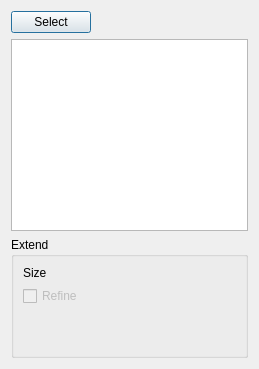
shaise/FreeCAD_SheetMetal, file Resources/panels/SolidCornerReliefPanel.ui: the form before one commit.
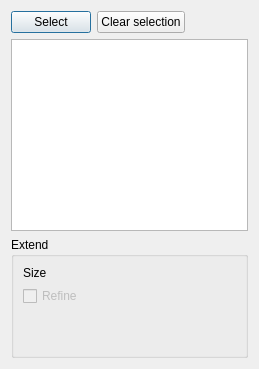
The form after the commit. Custom widgets are drawn as their Qt base class.

Commit message: Add clear selection button and adjust readme to pr #471

```diff
--- a/Resources/panels/SolidCornerReliefPanel.ui
+++ b/Resources/panels/SolidCornerReliefPanel.ui
@@ -32,6 +32,13 @@
        </property>
       </widget>
      </item>
+     <item>
+      <widget class="QPushButton" name="pushClearSel">
+       <property name="text">
+        <string>Clear selection</string>
+       </property>
+      </widget>
+     </item>
      <item>
       <spacer name="horizontalSpacer">
        <property name="orientation">
```
The commit also changes 14 other files.
